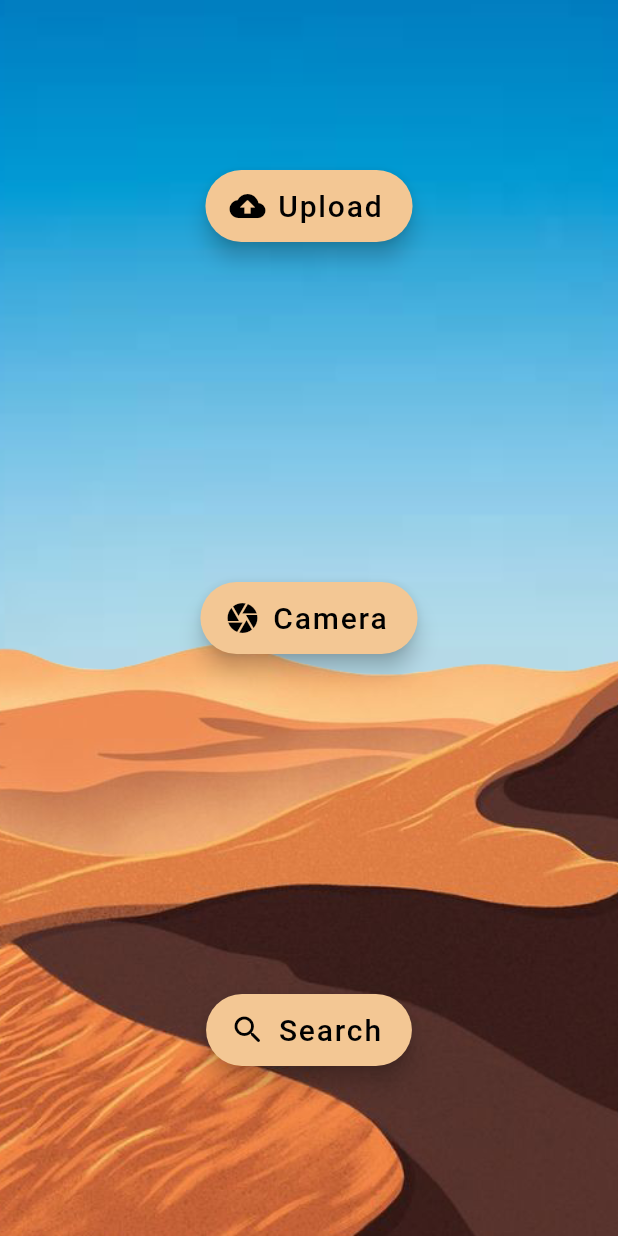
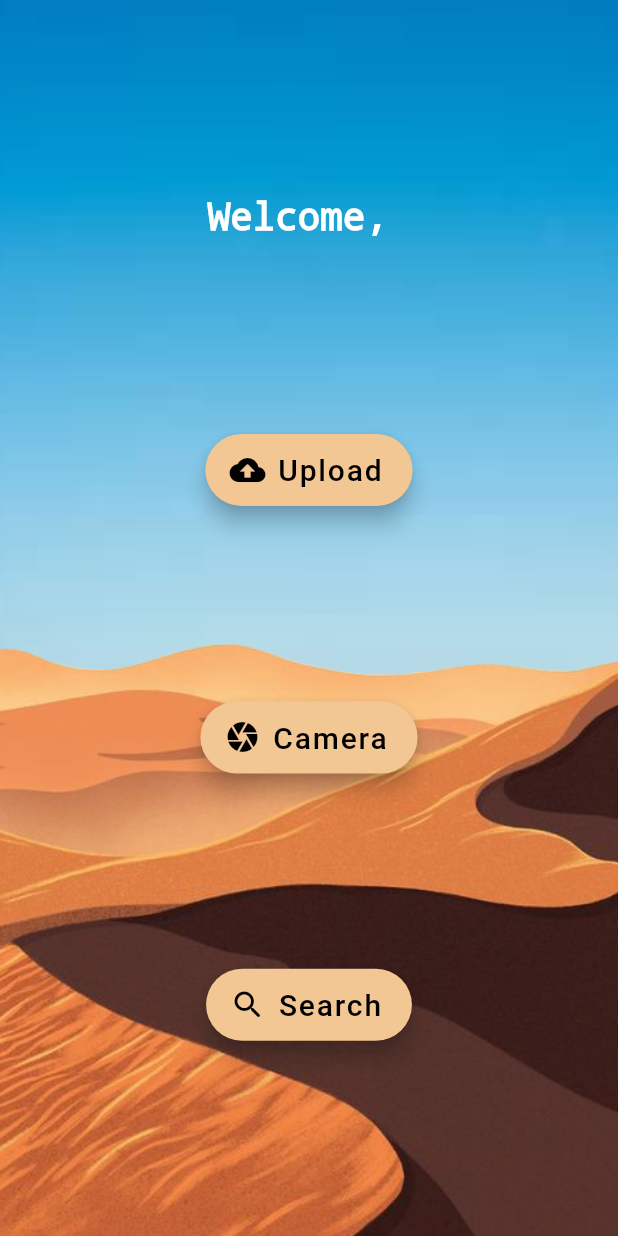
Before and after one commit to ahmedbassemaly/Aegyptos, a Flutter app: the UserChoice screen opened by its route, on a phone screen of 412 x 824 dp. Run offline on Flutter 3.47's test engine with Material 2 defaults, Android fonts, the phone set to English and light mode, and no system bars; our stand-ins replace cloud_firestore, dropdown_button2, firebase_auth, firebase_core, flutter_riverpod, flutter_tts and 3 more; accounts and stored records are empty; network calls fail.

Commit message:
get userName using riverpod

```diff
--- /dev/null
+++ b/lib/data/repositories/user_provider.dart
@@ -0,0 +1,8 @@
+import 'package:flutter_riverpod/flutter_riverpod.dart';
+import '../user_data.dart';
+
+Stream userData = UserData().getUserDetails();
+final userDataProviderRepository = StateProvider<Stream>((ref) => userData);
+
+final userDataProvider =
+    StreamProvider(((ref) => ref.watch(userDataProviderRepository)));
--- a/lib/screens/user_choice.dart
+++ b/lib/screens/user_choice.dart
@@ -1,4 +1,7 @@
 import 'package:flutter/material.dart';
+import 'package:flutter_riverpod/flutter_riverpod.dart';
+import '../constants/constants.dart';
+import '../data/repositories/user_provider.dart';
 import '../widgets/main_buttons.dart';
 
 class UserChoice extends StatefulWidget {
@@ -20,7 +23,33 @@ class _UserChoiceState extends State<UserChoice> {
       ),
       child: Center(
         child:
-            Column(mainAxisAlignment: MainAxisAlignment.spaceAround, children: [
+            Column(mainAxisAlignment: MainAxisAlignment.spaceEvenly, children: [
+          Consumer(
+            builder: (_, ref, __) {
+              return ref.watch(userDataProvider).when(
+                data: (value) {
+                  return Center(
+                    child: Text(
+                      'Welcome, ${value.get('Name')}',
+                      style: const TextStyle(
+                        color: Colors.white,
+                        fontSize: 25,
+                        decoration: TextDecoration.none,
+                        fontWeight: FontWeight.bold,
+                      ),
+                      // textAlign: TextAlign.center
+                    ),
+                  );
+                },
+                error: (Object error, StackTrace err) {
+                  return const Text("Error loading your name");
+                },
+                loading: () {
+                  return const CircularProgressIndicator();
+                },
+              );
+            },
+          ),
           MainButtons(
             icon: Icons.cloud_upload_rounded,
             text: 'Upload',
```
Also changed, not shown: lib/data/user_data.dart (added, +54 -0 lines).
